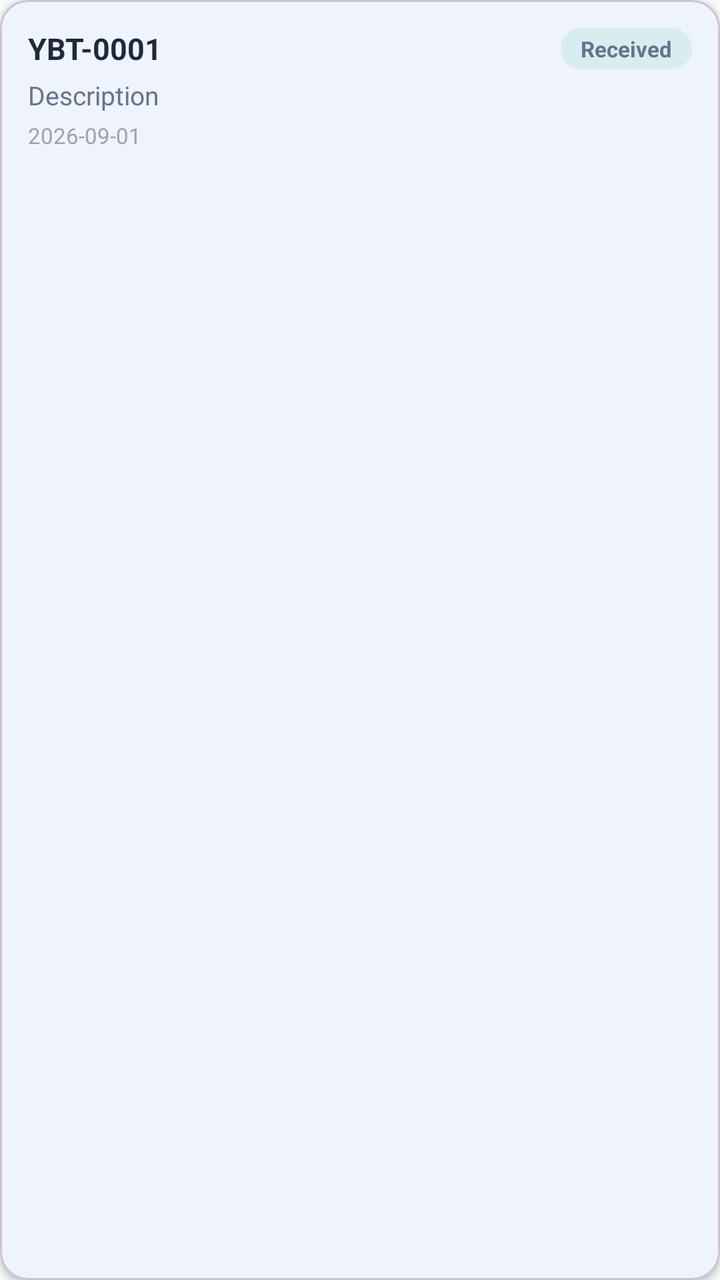
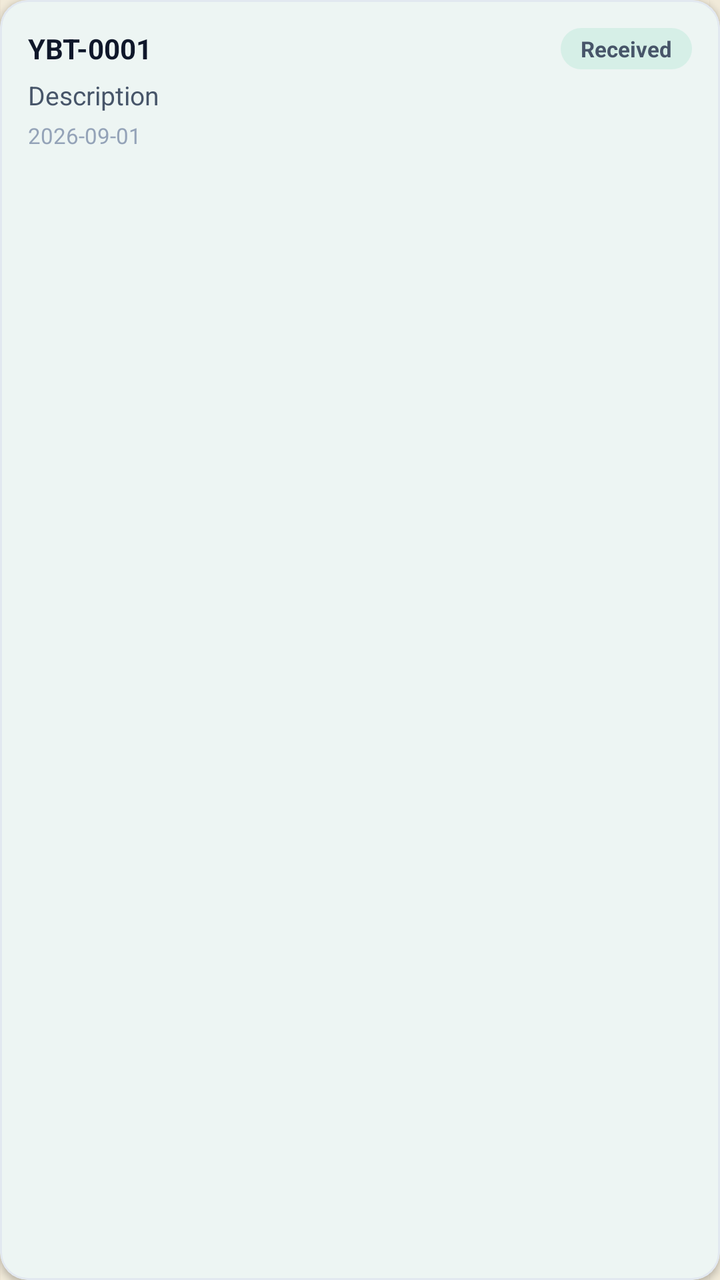

An Android layout rendered at two revisions. The XML below is the earlier revision; the diff shows what the commit changed to produce the second picture.
<!-- AndroidManifest.xml: application theme Theme.PackTracker -->
<!-- res/layout/item_tracking_row.xml -->
<?xml version="1.0" encoding="utf-8"?>
<com.google.android.material.card.MaterialCardView xmlns:android="http://schemas.android.com/apk/res/android"
    xmlns:app="http://schemas.android.com/apk/res-auto"
    android:layout_width="match_parent"
    android:layout_height="wrap_content"
    android:layout_marginBottom="10dp"
    app:cardCornerRadius="14dp"
    app:cardElevation="2dp">

    <LinearLayout
        android:layout_width="match_parent"
        android:layout_height="wrap_content"
        android:orientation="horizontal"
        android:gravity="center_vertical"
        android:padding="14dp">

        <LinearLayout
            android:layout_width="0dp"
            android:layout_height="wrap_content"
            android:layout_weight="1"
            android:orientation="vertical">

            <LinearLayout
                android:layout_width="match_parent"
                android:layout_height="wrap_content"
                android:orientation="horizontal"
                android:gravity="center_vertical">

                <TextView
                    android:id="@+id/tvTrackingNumber"
                    android:layout_width="0dp"
                    android:layout_height="wrap_content"
                    android:layout_weight="1"
                    android:text="YBT-0001"
                    android:textColor="@color/on_surface"
                    android:textSize="15sp"
                    android:textStyle="bold"
                    android:ellipsize="end"
                    android:maxLines="1" />

                <TextView
                    android:id="@+id/tvStatus"
                    android:layout_width="wrap_content"
                    android:layout_height="wrap_content"
                    android:background="@drawable/bg_status_badge"
                    android:paddingHorizontal="10dp"
                    android:paddingVertical="3dp"
                    android:text="Received"
                    android:textColor="@color/on_surface_variant"
                    android:textSize="11sp"
                    android:textStyle="bold" />
            </LinearLayout>

            <TextView
                android:id="@+id/tvDescription"
                android:layout_width="match_parent"
                android:layout_height="wrap_content"
                android:layout_marginTop="4dp"
                android:text="Description"
                android:textColor="@color/on_surface_variant"
                android:textSize="13sp"
                android:maxLines="2"
                android:ellipsize="end" />

            <TextView
                android:id="@+id/tvDate"
                android:layout_width="wrap_content"
                android:layout_height="wrap_content"
                android:layout_marginTop="4dp"
                android:text="2026-09-01"
                android:textColor="#FF9CA3AF"
                android:textSize="11sp" />
        </LinearLayout>

        <com.google.android.material.card.MaterialCardView
            android:id="@+id/cardThumbnail"
            android:layout_width="72dp"
            android:layout_height="72dp"
            android:layout_marginStart="12dp"
            android:visibility="gone"
            app:cardCornerRadius="10dp"
            app:cardElevation="0dp"
            app:strokeWidth="1dp"
            app:strokeColor="#E5E7EB">

            <FrameLayout
                android:layout_width="match_parent"
                android:layout_height="match_parent">

                <ImageView
                    android:id="@+id/ivThumbnail"
                    android:layout_width="match_parent"
                    android:layout_height="match_parent"
                    android:scaleType="centerCrop"
                    android:contentDescription="Parcel image" />

                <TextView
                    android:id="@+id/tvPhotoCount"
                    android:layout_width="wrap_content"
                    android:layout_height="wrap_content"
                    android:layout_gravity="bottom|end"
                    android:layout_margin="3dp"
                    android:background="@drawable/bg_photo_count"
                    android:paddingHorizontal="5dp"
                    android:paddingVertical="1dp"
                    android:textColor="#FFFFFF"
                    android:textSize="10sp"
                    android:textStyle="bold"
                    android:visibility="gone" />
            </FrameLayout>
        </com.google.android.material.card.MaterialCardView>

    </LinearLayout>
</com.google.android.material.card.MaterialCardView>
<!-- resources referenced by this layout -->
<resources>
  <color name="on_surface">#1E293B</color>
  <color name="on_surface_variant">#64748B</color>
  <!-- drawable bg_photo_count (drawable) -->
  <?xml version="1.0" encoding="utf-8"?>
  <shape xmlns:android="http://schemas.android.com/apk/res/android"
      android:shape="rectangle">
      <solid android:color="#B3000000" />
      <corners android:radius="4dp" />
  </shape>
  <!-- drawable bg_status_badge (drawable) -->
  <?xml version="1.0" encoding="utf-8"?>
  <shape xmlns:android="http://schemas.android.com/apk/res/android"
      android:shape="rectangle">
      <solid android:color="#1A10B981"/>
      <corners android:radius="999dp"/>
  </shape>
  <style name="Theme.PackTracker" parent="Theme.Material3.Light.NoActionBar">
          <item name="colorPrimary">@color/primary</item>
          <item name="colorOnPrimary">@color/white</item>
          <item name="colorPrimaryContainer">@color/primary_light</item>
          <item name="colorSecondary">@color/secondary</item>
          <item name="colorOnSecondary">@color/white</item>
          <item name="colorSurface">@color/surface</item>
          <item name="colorOnSurface">@color/on_surface</item>
          <item name="android:colorBackground">@color/background</item>
          <item name="colorSurfaceVariant">@color/grey_light</item>
          <item name="colorOnSurfaceVariant">@color/on_surface_variant</item>
          <item name="android:statusBarColor">@color/green_primary</item>
      </style>
  <color name="primary">#2563EB</color>
  <color name="white">#FFFFFF</color>
  <color name="primary_light">#EFF6FF</color>
  <color name="secondary">#10B981</color>
  <color name="surface">#FFFFFF</color>
  <color name="background">#F8FAFC</color>
  <color name="grey_light">#F1F5F9</color>
  <color name="green_primary">#10B981</color>
</resources>

<!-- the commit's change to res/layout/item_tracking_row.xml (unified diff, before → after) -->
@@ -33,7 +33,7 @@
                     android:layout_weight="1"
                     android:text="YBT-0001"
                     android:textColor="@color/on_surface"
-                    android:textSize="15sp"
+                    android:textSize="@dimen/text_body"
                     android:textStyle="bold"
                     android:ellipsize="end"
                     android:maxLines="1" />
@@ -47,7 +47,7 @@
                     android:paddingVertical="3dp"
                     android:text="Received"
                     android:textColor="@color/on_surface_variant"
-                    android:textSize="11sp"
+                    android:textSize="@dimen/text_micro"
                     android:textStyle="bold" />
             </LinearLayout>
 
@@ -58,7 +58,7 @@
                 android:layout_marginTop="4dp"
                 android:text="Description"
                 android:textColor="@color/on_surface_variant"
-                android:textSize="13sp"
+                android:textSize="@dimen/text_body_sm"
                 android:maxLines="2"
                 android:ellipsize="end" />
 
@@ -68,8 +68,8 @@
                 android:layout_height="wrap_content"
                 android:layout_marginTop="4dp"
                 android:text="2026-09-01"
-                android:textColor="#FF9CA3AF"
-                android:textSize="11sp" />
+                android:textColor="@color/outline"
+                android:textSize="@dimen/text_micro" />
         </LinearLayout>
 
         <com.google.android.material.card.MaterialCardView
@@ -81,7 +81,7 @@
             app:cardCornerRadius="10dp"
             app:cardElevation="0dp"
             app:strokeWidth="1dp"
-            app:strokeColor="#E5E7EB">
+            app:strokeColor="@color/card_stroke">
 
             <FrameLayout
                 android:layout_width="match_parent"
@@ -103,8 +103,8 @@
                     android:background="@drawable/bg_photo_count"
                     android:paddingHorizontal="5dp"
                     android:paddingVertical="1dp"
-                    android:textColor="#FFFFFF"
-                    android:textSize="10sp"
+                    android:textColor="@color/on_primary"
+                    android:textSize="@dimen/text_micro"
                     android:textStyle="bold"
                     android:visibility="gone" />
             </FrameLayout>
<!-- resource entries referenced after the edit -->
@@ -1,41 +1,167 @@
 <!-- resources referenced by this layout -->
 <resources>
-  <color name="on_surface">#1E293B</color>
-  <color name="on_surface_variant">#64748B</color>
+  <color name="card_stroke">@color/slate_200</color>
+  <color name="on_primary">#FFFFFFFF</color>
+  <color name="on_surface">@color/slate_900</color>
+  <color name="on_surface_variant">@color/slate_600</color>
+  <color name="outline">@color/slate_400</color>
+  <dimen name="text_body">14sp</dimen>
+  <dimen name="text_body_sm">13sp</dimen>
+  <dimen name="text_micro">11sp</dimen>
   <!-- drawable bg_photo_count (drawable) -->
   <?xml version="1.0" encoding="utf-8"?>
   <shape xmlns:android="http://schemas.android.com/apk/res/android"
       android:shape="rectangle">
-      <solid android:color="#B3000000" />
+      <solid android:color="@color/scrim_soft" />
       <corners android:radius="4dp" />
   </shape>
   <!-- drawable bg_status_badge (drawable) -->
   <?xml version="1.0" encoding="utf-8"?>
   <shape xmlns:android="http://schemas.android.com/apk/res/android"
       android:shape="rectangle">
-      <solid android:color="#1A10B981"/>
+      <solid android:color="@color/brand_tint_10"/>
       <corners android:radius="999dp"/>
   </shape>
-  <style name="Theme.PackTracker" parent="Theme.Material3.Light.NoActionBar">
+  <style name="Theme.PackTracker" parent="Theme.Material3.DayNight.NoActionBar">
+          
           <item name="colorPrimary">@color/primary</item>
-          <item name="colorOnPrimary">@color/white</item>
-          <item name="colorPrimaryContainer">@color/primary_light</item>
+          <item name="colorOnPrimary">@color/on_primary</item>
+          <item name="colorPrimaryContainer">@color/primary_container</item>
+          <item name="colorOnPrimaryContainer">@color/on_primary_container</item>
           <item name="colorSecondary">@color/secondary</item>
-          <item name="colorOnSecondary">@color/white</item>
+          <item name="colorOnSecondary">@color/on_secondary</item>
+          <item name="colorSecondaryContainer">@color/secondary_container</item>
+          <item name="colorOnSecondaryContainer">@color/on_secondary_container</item>
+          <item name="colorTertiary">@color/tertiary</item>
+          <item name="colorOnTertiary">@color/on_tertiary</item>
+          <item name="colorTertiaryContainer">@color/tertiary_container</item>
+          <item name="colorOnTertiaryContainer">@color/on_tertiary_container</item>
+  
+          
+          <item name="android:colorBackground">@color/background</item>
+          <item name="colorOnBackground">@color/on_background</item>
           <item name="colorSurface">@color/surface</item>
           <item name="colorOnSurface">@color/on_surface</item>
-          <item name="android:colorBackground">@color/background</item>
-          <item name="colorSurfaceVariant">@color/grey_light</item>
+          <item name="colorSurfaceVariant">@color/surface_variant</item>
           <item name="colorOnSurfaceVariant">@color/on_surface_variant</item>
-          <item name="android:statusBarColor">@color/green_primary</item>
+          <item name="colorSurfaceContainerLowest">@color/surface_container_lowest</item>
+          <item name="colorSurfaceContainerLow">@color/surface_container_low</item>
+          <item name="colorSurfaceContainer">@color/surface_container</item>
+          <item name="colorSurfaceContainerHigh">@color/surface_container_high</item>
+          <item name="colorSurfaceContainerHighest">@color/surface_container_highest</item>
+          <item name="colorSurfaceBright">@color/surface_bright</item>
+          <item name="colorSurfaceDim">@color/surface_dim</item>
+          <item name="colorOutline">@color/outline</item>
+          <item name="colorOutlineVariant">@color/outline_variant</item>
+          <item name="android:colorControlHighlight">@color/outline_variant</item>
+  
+          
+          <item name="colorError">@color/error</item>
+          <item name="colorOnError">@color/on_error</item>
+          <item name="colorErrorContainer">@color/error_container</item>
+          <item name="colorOnErrorContainer">@color/on_error_container</item>
+          <item name="colorControlNormal">@color/on_surface_variant</item>
+          <item name="android:windowLightStatusBar">@bool/light_status_bar</item>
+          <item name="android:statusBarColor">@color/surface</item>
+          <item name="android:navigationBarColor">@color/surface</item>
+          <item name="android:windowBackground">@drawable/bg_kraft_canvas</item>
+  
+          
+          <item name="materialCardViewStyle">@style/Widget.PackTracker.Card</item>
+          <item name="bottomSheetStyle">@style/Widget.PackTracker.BottomSheet</item>
+          <item name="toolbarStyle">@style/Widget.PackTracker.Toolbar</item>
+          <item name="bottomNavigationStyle">@style/Widget.PackTracker.BottomNavigation</item>
       </style>
-  <color name="primary">#2563EB</color>
-  <color name="white">#FFFFFF</color>
-  <color name="primary_light">#EFF6FF</color>
-  <color name="secondary">#10B981</color>
-  <color name="surface">#FFFFFF</color>
-  <color name="background">#F8FAFC</color>
-  <color name="grey_light">#F1F5F9</color>
-  <color name="green_primary">#10B981</color>
+  <color name="slate_200">#FFE2E8F0</color>
+  <color name="slate_900">#FF0F172A</color>
+  <color name="slate_600">#FF475569</color>
+  <color name="slate_400">#FF94A3B8</color>
+  <color name="scrim_soft">#B3000000</color>
+  <color name="brand_tint_10">#1A10B981</color>
+  <color name="primary">@color/emerald_700</color>
+  <color name="primary_container">@color/emerald_100</color>
+  <color name="on_primary_container">@color/emerald_900</color>
+  <color name="secondary">@color/gold_500</color>
+  <color name="on_secondary">@color/slate_900</color>
+  <color name="secondary_container">@color/gold_100</color>
+  <color name="on_secondary_container">@color/gold_700</color>
+  <color name="tertiary">@color/emerald_500</color>
+  <color name="on_tertiary">#FFFFFFFF</color>
+  <color name="tertiary_container">@color/emerald_50</color>
+  <color name="on_tertiary_container">@color/emerald_800</color>
+  <color name="surface">#FFFFFFFF</color>
+  <color name="surface_variant">@color/slate_100</color>
+  <color name="surface_container_lowest">#FFFFFFFF</color>
+  <color name="surface_container_low">@color/slate_50</color>
+  <color name="surface_container">@color/slate_100</color>
+  <color name="surface_container_high">#FFE9EEF4</color>
+  <color name="surface_container_highest">#FFDDE5EC</color>
+  <color name="surface_bright">#FFFFFFFF</color>
+  <color name="surface_dim">@color/slate_200</color>
+  <color name="outline_variant">@color/slate_200</color>
+  <color name="error">#FFDC2626</color>
+  <color name="on_error">#FFFFFFFF</color>
+  <color name="error_container">#FFFEE2E2</color>
+  <color name="on_error_container">#FF7F1D1D</color>
+  <!-- drawable bg_kraft_canvas (drawable) -->
+  <?xml version="1.0" encoding="utf-8"?>
+  <bitmap xmlns:android="http://schemas.android.com/apk/res/android"
+      android:src="@drawable/bg_kraft_tile"
+      android:tileModeX="repeat"
+      android:tileModeY="repeat" />
+  <style name="Widget.PackTracker.Card" parent="Widget.Material3.CardView.Filled">
+          <item name="cardBackgroundColor">@color/surface</item>
+          <item name="strokeColor">@color/card_stroke</item>
+          <item name="strokeWidth">1dp</item>
+          <item name="cardCornerRadius">@dimen/radius_card</item>
+          <item name="cardElevation">@dimen/elevation_card</item>
+      </style>
+  <style name="Widget.PackTracker.BottomSheet" parent="Widget.Material3.BottomSheet.Modal">
+          <item name="backgroundTint">@color/surface</item>
+          <item name="shapeAppearanceOverlay">@style/ShapeAppearance.PackTracker.BottomSheet</item>
+      </style>
+  <style name="Widget.PackTracker.Toolbar" parent="Widget.Material3.Toolbar">
+          <item name="android:background">@color/surface</item>
+          <item name="titleTextAppearance">@style/TextAppearance.PackTracker.ToolbarTitle</item>
+          <item name="titleTextColor">@color/on_surface</item>
+          <item name="subtitleTextColor">@color/on_surface_variant</item>
+          <item name="navigationIconTint">@color/on_surface</item>
+      </style>
+  <style name="Widget.PackTracker.BottomNavigation" parent="Widget.Material3.BottomNavigationView">
+          <item name="android:background">@color/surface</item>
+          <item name="itemIconTint">@color/bottom_nav_color</item>
+          <item name="itemTextColor">@color/bottom_nav_color</item>
+          <item name="labelVisibilityMode">labeled</item>
+      </style>
+  <color name="emerald_700">#FF047857</color>
+  <color name="emerald_100">#FFD1FAE5</color>
+  <color name="emerald_900">#FF064E3B</color>
+  <color name="gold_500">#FFD4AF37</color>
+  <color name="gold_100">#FFFEF3C7</color>
+  <color name="gold_700">#FF856404</color>
+  <color name="emerald_500">#FF10B981</color>
+  <color name="emerald_50">#FFECFDF5</color>
+  <color name="emerald_800">#FF065F46</color>
+  <color name="kraft">#FFF1EAD9</color>
+  <color name="slate_100">#FFF1F5F9</color>
+  <color name="slate_50">#FFF8FAFC</color>
+  <!-- drawable bg_kraft_tile: png bitmap (drawable-nodpi, 130 bytes) -->
+  <dimen name="radius_card">16dp</dimen>
+  <dimen name="elevation_card">0dp</dimen>
+  <style name="ShapeAppearance.PackTracker.BottomSheet" parent="">
+          <item name="cornerFamily">rounded</item>
+          <item name="cornerSizeTopLeft">24dp</item>
+          <item name="cornerSizeTopRight">24dp</item>
+          <item name="cornerSizeBottomLeft">0dp</item>
+          <item name="cornerSizeBottomRight">0dp</item>
+      </style>
+  <style name="TextAppearance.PackTracker.ToolbarTitle" parent="TextAppearance.MaterialComponents.Headline6">
+          <item name="android:fontFamily">@font/archivo_black</item>
+          <item name="android:textColor">@color/on_background</item>
+          <item name="android:textSize">@dimen/text_title</item>
+      </style>
+  <dimen name="text_title">16sp</dimen>
+  <color name="background">@color/kraft</color>
+  <color name="on_background">@color/slate_900</color>
 </resources>
 
